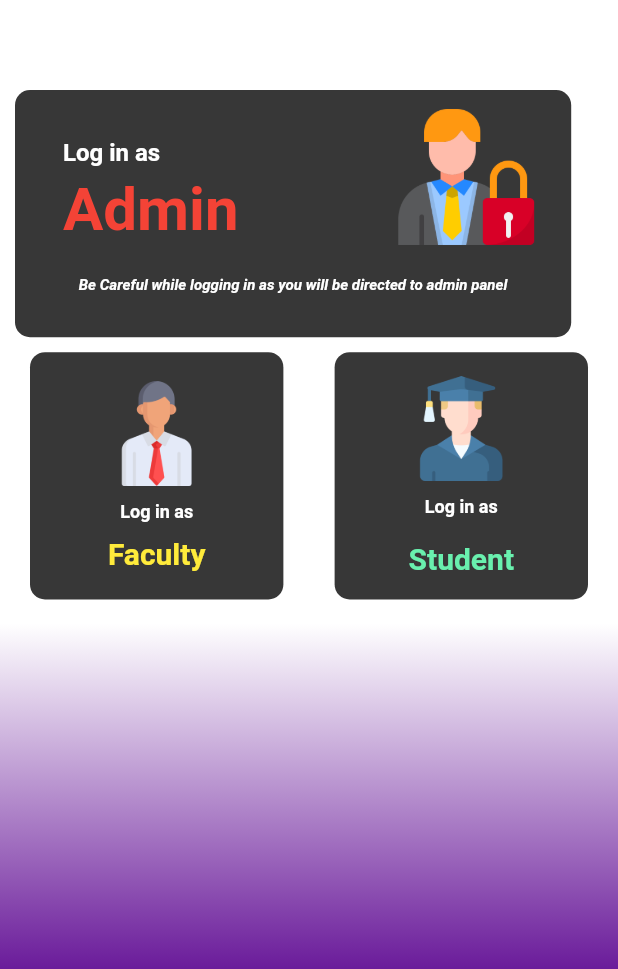
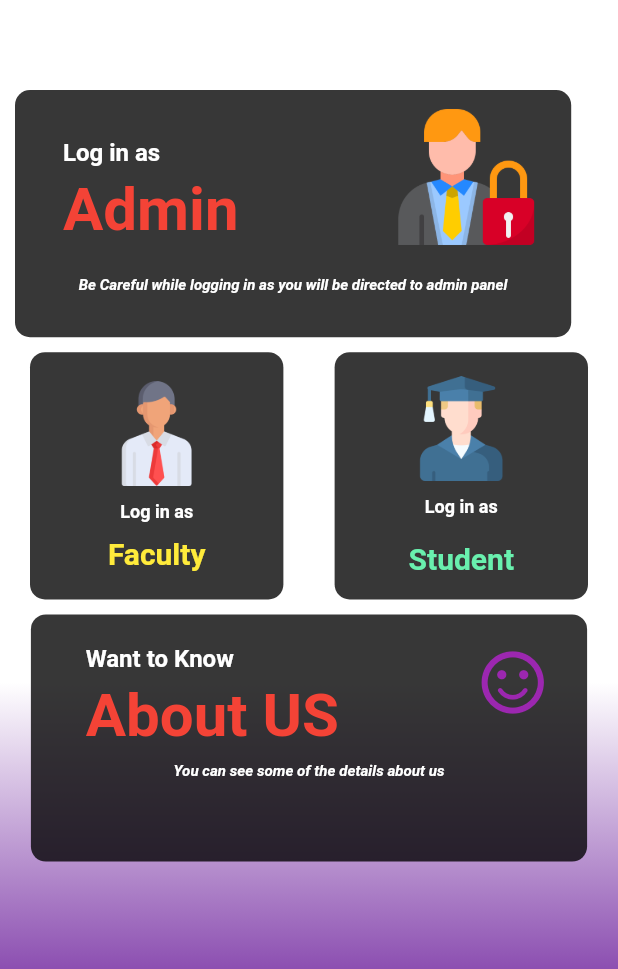
Before and after one commit to atharjaved15/cui_communication_system, a Flutter app: the screen it shows after launch, after a tap on "Get Started", on a phone screen of 412 x 824 dp, the part 267-1236 px from its top. Run offline on Flutter 3.47's test engine with Material 2 defaults, Android fonts, the phone set to English and light mode, and no system bars; our stand-ins replace animated_splash_screen, cloud_firestore, date_time_picker, faker, firebase_auth, firebase_core and 5 more; accounts and stored records are empty.

Commit message:
About Us Screen Added

```diff
--- a/lib/admin/admin_landing.dart
+++ b/lib/admin/admin_landing.dart
@@ -1,3 +1,4 @@
+import 'package:cui_communication_system/about_us.dart';
 import 'package:cui_communication_system/admin/add-Faculty.dart';
 import 'package:cui_communication_system/admin/add_Student.dart';
 import 'package:cui_communication_system/eventList.dart';
--- a/lib/home_screen.dart
+++ b/lib/home_screen.dart
@@ -3,6 +3,8 @@ import 'package:cui_communication_system/faculty/faculty_login.dart';
 import 'package:cui_communication_system/student/student_login.dart';
 import 'package:flutter/cupertino.dart';
 import 'package:flutter/material.dart';
+
+import 'about_us.dart';
 
 
 class home extends StatelessWidget {
@@ -19,7 +21,8 @@ class home extends StatelessWidget {
           backgroundColor: Colors.purple[800],
           title: Text('CUI Communication System'  , style: TextStyle(color: Colors.white),),
         ),
-        body: Center(
+        body: SingleChildScrollView(
+          child: Center(
               child: Container(
                 height: MediaQuery.of(context).size.height,
                 width: MediaQuery.of(context).size.width,
@@ -192,11 +195,73 @@ class home extends StatelessWidget {
                           ),
                         ],
                       ),
+                    Padding(
+                      padding: const EdgeInsets.all(10.0),
+                      child: InkWell(
+                        onTap: (){
+                          Navigator.push(context, MaterialPageRoute(builder: (context) => aboutUs()));
+                        },
+                        child: Container(
+                          width: MediaQuery.of(context).size.width * 0.90,
+                          height: MediaQuery.of(context).size.height * 0.2,
+                          decoration: BoxDecoration(
+                            color: Colors.black.withAlpha(200),
+                            borderRadius: BorderRadius.circular(10),
+                          ),
+                          child: Column(
+                            children: [
+                              Row(
+                                mainAxisAlignment: MainAxisAlignment.spaceEvenly,
+                                children: [
+                                  Column(
+                                    mainAxisAlignment: MainAxisAlignment.start,
+                                    crossAxisAlignment: CrossAxisAlignment.start,
+
+                                    children: [
+                                      Padding(
+                                        padding: const EdgeInsets.only(left:20.0, top: 20, bottom: 5),
+                                        child: Text('Want to Know' , style: TextStyle(color: Colors.white , fontSize: 16  , fontWeight: FontWeight.bold),),
+                                      ),
+                                      Padding(
+                                        padding: const EdgeInsets.only(left: 20.0),
+                                        child: Text('About US' , style: TextStyle(color: Colors.red , fontSize: 40  , fontWeight: FontWeight.bold),),
+                                      ),
+
+                                    ],
+                                  ),
+                                  SizedBox(width: 50),
+                                  Column(
+                                    children: [
+                                      Padding(
+                                        padding: const EdgeInsets.all(8.0),
+                                        child: Icon(Icons.sentiment_satisfied_alt_rounded , color: Colors.purple, size: 50,),
+                                      ),
+                                    ],
+                                  ),
+                                ],
+
+                              ),
+                              Row(
+                                mainAxisAlignment: MainAxisAlignment.center,
+                                children: [
+                                  Padding(
+                                    padding: const EdgeInsets.all(8.0),
+                                    child: Text('You can see some of the details about us' , style: TextStyle(color: Colors.white , fontSize: 10  ,fontStyle: FontStyle.italic, fontWeight: FontWeight.bold),),
+                                  ),
+                                ],
+                              ),
+                            ],
+                          ),
+                        ),
+                      ),
+                    ),
+                    SizedBox(height: MediaQuery.of(context).size.height * 0.03,),
                   ],
                 ),
               )
           ),
         ),
+      ),
     );
   }
 }
--- a/lib/splash.dart
+++ b/lib/splash.dart
@@ -3,12 +3,6 @@ import 'package:cui_communication_system/values.dart';
 import 'package:flutter/material.dart';
 import 'package:animated_splash_screen/animated_splash_screen.dart';
 import 'package:firebase_core/firebase_core.dart';
-
-void main() async {
-        WidgetsFlutterBinding.ensureInitialized();
-        await Firebase.initializeApp();
-       runApp(splash());
-}
 
 class splash extends StatelessWidget {
   @override
```
Also changed, not shown: lib/about_us.dart (added, +48 -0 lines), lib/admin/add-Faculty.dart (+9 -2 lines), lib/chatScreen.dart (+41 -6 lines), lib/main.dart (+9 -0 lines). Lines whose indentation alone changed are shown as unchanged.
